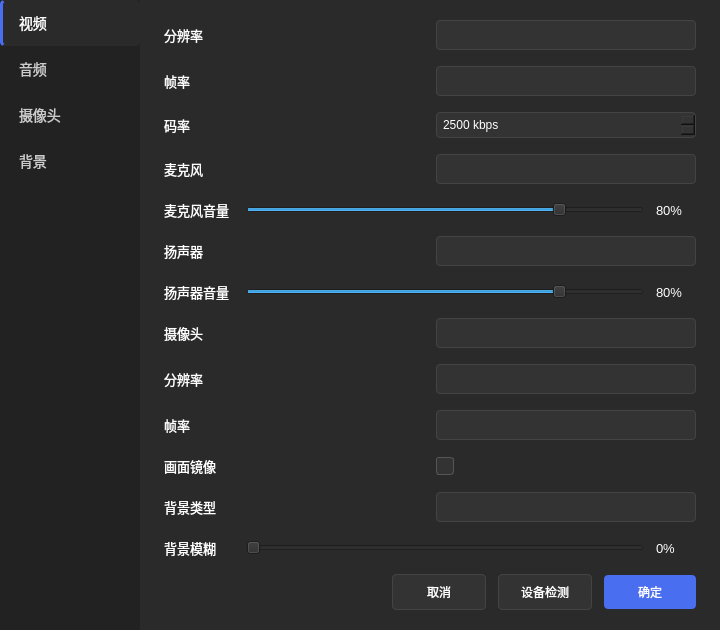
Above: src/app/settings_panel.ui from fancrystal/livePCWindows before the change. Below: the same form after it.
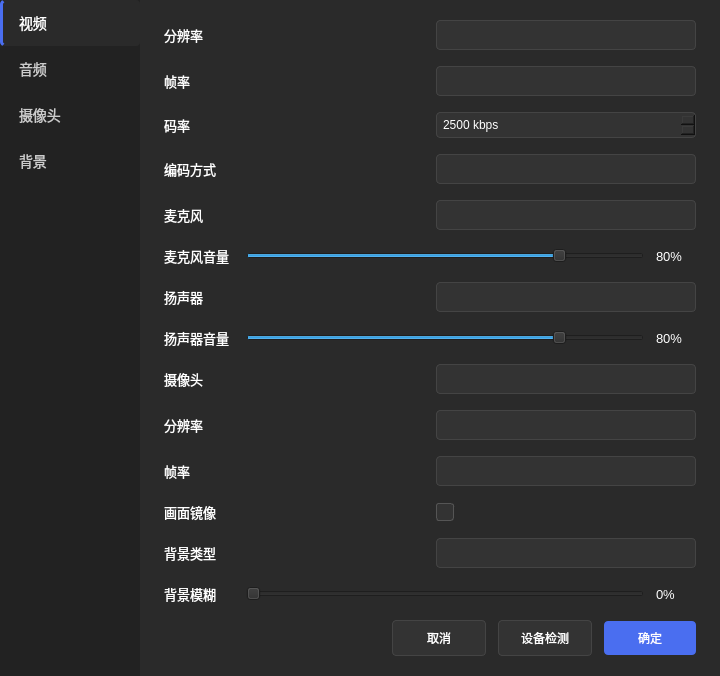
That is the form after the change. Icons and pictures are not drawn.

Commit message:
feat: 设置界面添加编码方式选择（硬件/软件编码）
- settings_panel.ui 新增编码方式下拉框
- settings_dialog.cpp 初始化选项并读写 prefer_hw
- main_window.cpp 所有 VideoEncoderConfig 构造处统一从 QSettings 读取 prefer_hw

```diff
--- a/src/app/settings_panel.ui
+++ b/src/app/settings_panel.ui
@@ -258,6 +258,29 @@
 											</item>
 										</layout>
 									</item>
+									<item>
+										<layout class="QHBoxLayout" name="horizontalLayout_encoder">
+											<property name="spacing">
+												<number>12</number>
+											</property>
+											<item>
+												<widget class="QLabel" name="label_encoder">
+													<property name="text">
+														<string>编码方式</string>
+													</property>
+													<property name="minimumSize">
+														<size>
+															<width>70</width>
+															<height>0</height>
+														</size>
+													</property>
+												</widget>
+											</item>
+											<item>
+												<widget class="QComboBox" name="comboBox_encoder"/>
+											</item>
+										</layout>
+									</item>
 								</layout>
 							</widget>
 						</item>
```
The commit also changes 2 other files.
